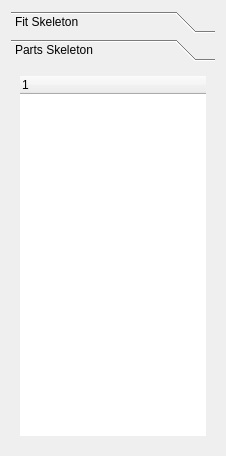
Old version of the form main/mApplication/ms_module/lib/ui/fitPage.ui in the repository smsyes/pythonWorkSpace.
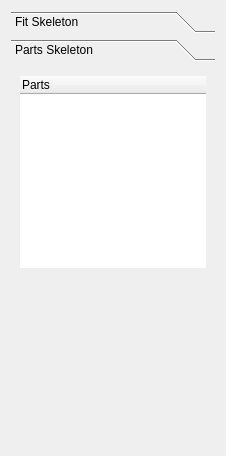
New version of the form. The open tabs and pages were chosen to show the change.

What changed in the file:
```diff
--- a/main/mApplication/ms_module/lib/ui/fitPage.ui
+++ b/main/mApplication/ms_module/lib/ui/fitPage.ui
@@ -61,7 +61,7 @@
         <x>0</x>
         <y>0</y>
         <width>208</width>
-        <height>386</height>
+        <height>210</height>
        </rect>
       </property>
       <attribute name="label">
@@ -81,7 +81,7 @@
          </property>
          <column>
           <property name="text">
-           <string/>
+           <string>Parts</string>
           </property>
          </column>
         </widget>
@@ -90,6 +90,19 @@
      </widget>
     </widget>
    </item>
+   <item row="1" column="0">
+    <spacer name="verticalSpacer">
+     <property name="orientation">
+      <enum>Qt::Vertical</enum>
+     </property>
+     <property name="sizeHint" stdset="0">
+      <size>
+       <width>20</width>
+       <height>40</height>
+      </size>
+     </property>
+    </spacer>
+   </item>
   </layout>
  </widget>
  <resources/>
```
Left out of the diff: 6 changed lines with no effect on the pictures.
